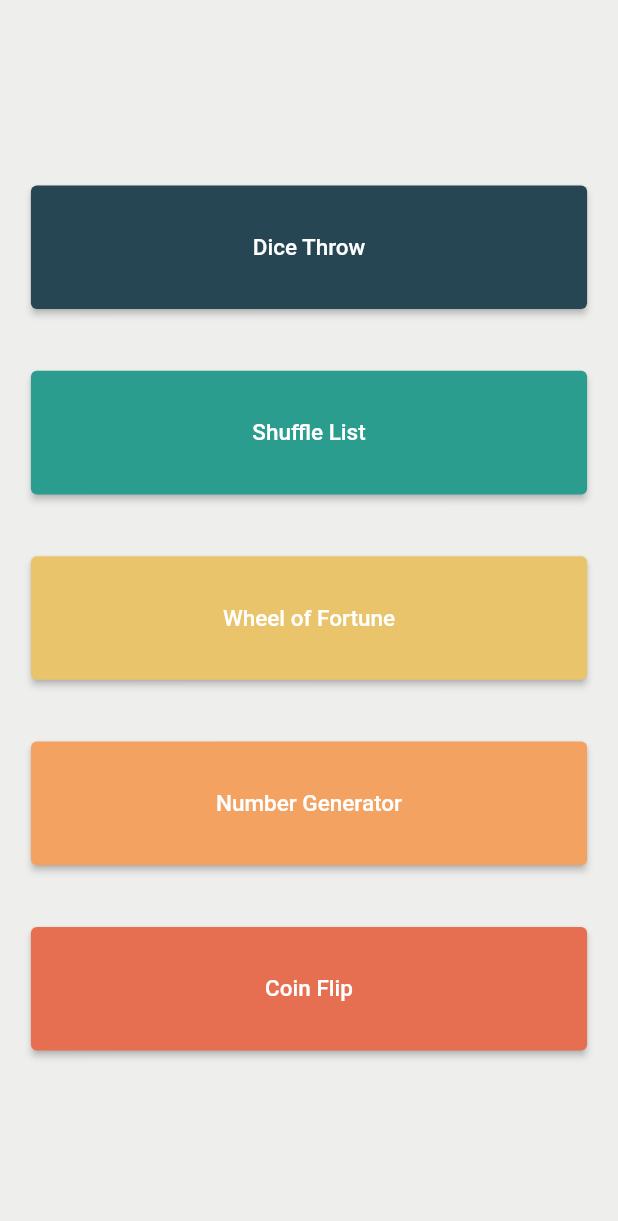
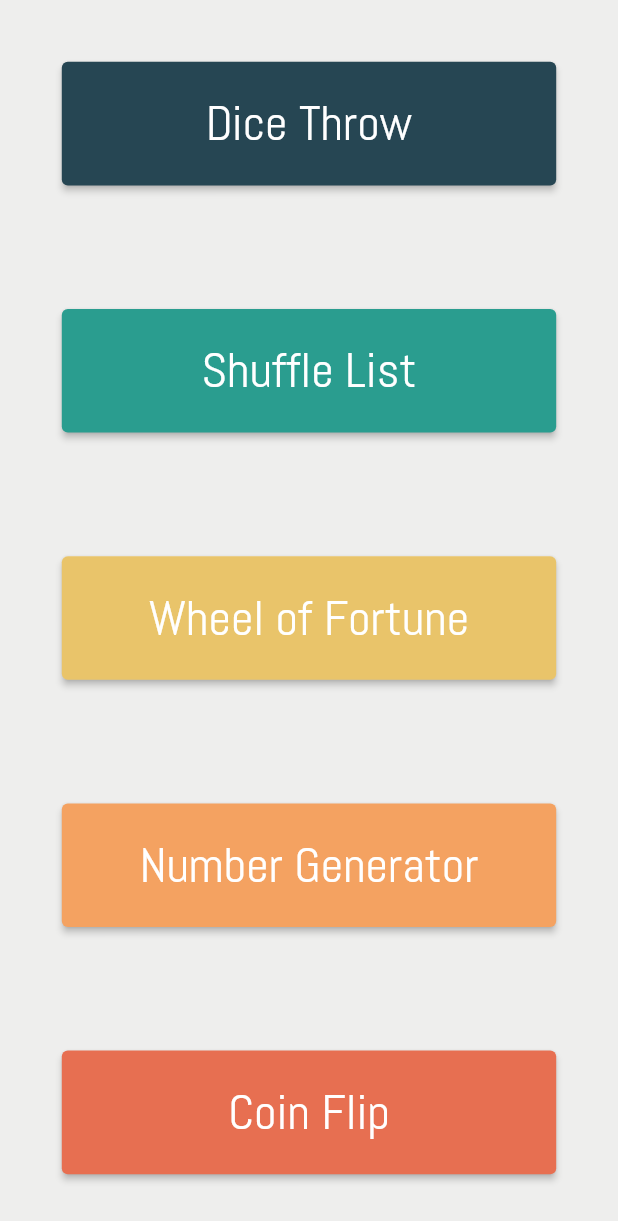
Before and after one commit to yonraf/mobil-software-udvikling, a Flutter app: the screen it shows after launch, on a phone screen of 412 x 824 dp. Shown: the top 1221 px of the screen. Run offline on Flutter 3.47's test engine with Material 2 defaults, Android fonts, the phone set to English and light mode, and no system bars.

Commit message:
Small padding-fixes

```diff
--- a/justrandom/lib/screens/components/feauture_button.dart
+++ b/justrandom/lib/screens/components/feauture_button.dart
@@ -12,7 +12,7 @@ class FeatureButton extends StatelessWidget {
   @override
   Widget build(BuildContext context) {
     return Container(
-      padding: EdgeInsets.all(MediaQuery.of(context).size.width * 0.05),
+      padding: EdgeInsets.all(MediaQuery.of(context).size.height * 0.05),
       child : ElevatedButton(onPressed: () {
           Navigator.push(
             context,
@@ -20,7 +20,11 @@ class FeatureButton extends StatelessWidget {
           );
         }, child: Text(
           this.buttonText,
-        style: TextStyle(fontSize: 15),
+        style: TextStyle(
+          fontSize: MediaQuery.of(context).size.height * 0.04,
+          fontFamily: 'Abel',
+          fontWeight: FontWeight.w200,
+        ),
       ),
           style: ElevatedButton.styleFrom(
             primary: this.buttonColor,
```
